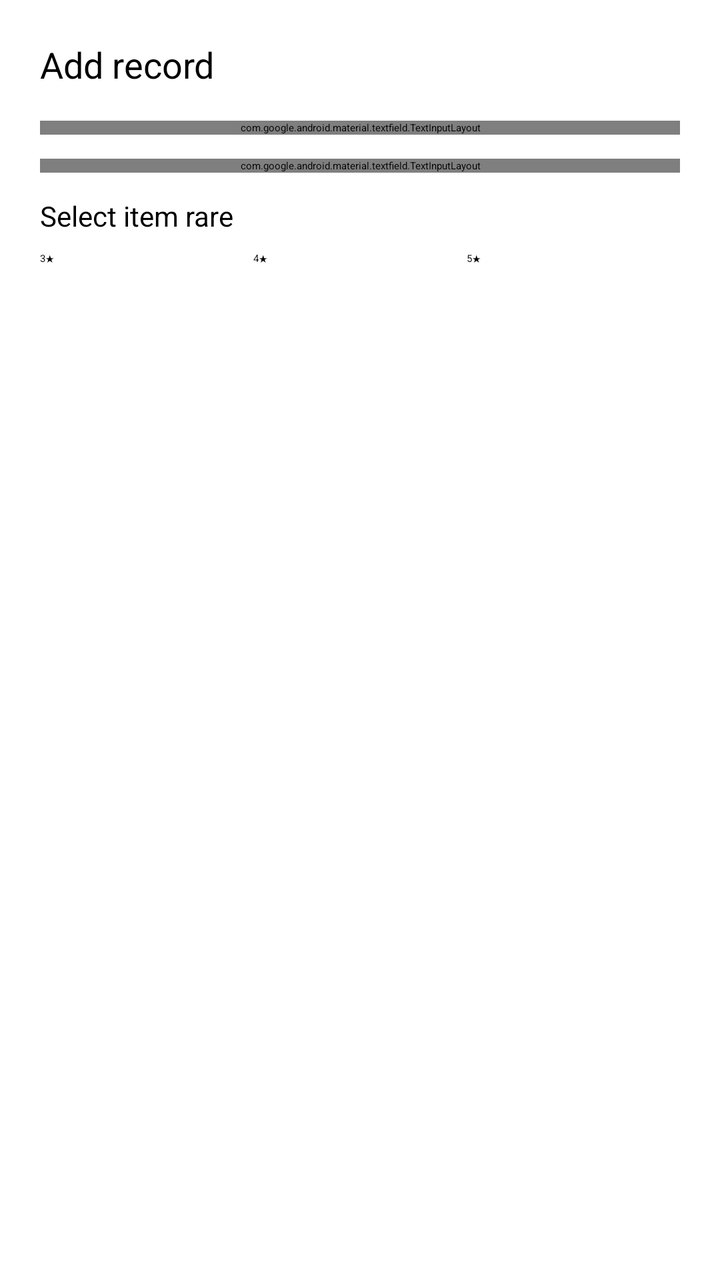
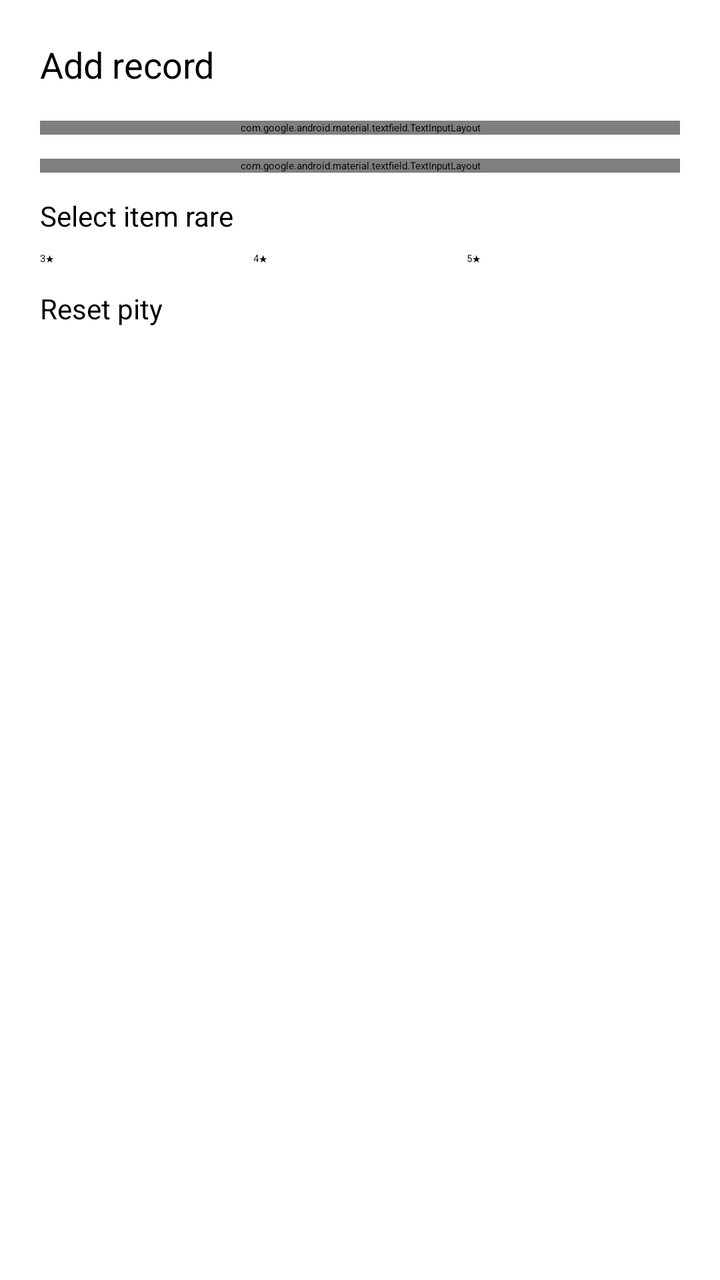

Before-and-after screenshots of an Android layout around one commit, followed by the original layout XML and the change that was made.
<!-- AndroidManifest.xml: application theme Splash.Theme.Starting -->
<!-- res/layout/dialog_edit_wish.xml -->
<?xml version="1.0" encoding="utf-8"?>
<LinearLayout xmlns:android="http://schemas.android.com/apk/res/android"
    android:layout_width="match_parent"
    android:layout_height="wrap_content"
    xmlns:app="http://schemas.android.com/apk/res-auto"
    android:orientation="vertical"
    android:padding="20dp">

    <TextView
        android:id="@+id/dialogTitle"
        android:layout_width="wrap_content"
        android:layout_height="wrap_content"
        android:layout_marginBottom="16dp"
        android:text="@string/add_pull"
        android:textSize="18sp" />

    <com.google.android.material.textfield.TextInputLayout
        android:layout_width="match_parent"
        android:layout_height="wrap_content"
        android:layout_marginBottom="12dp"
        android:hint="@string/date">

        <com.google.android.material.textfield.TextInputEditText
            android:id="@+id/editDate"
            android:layout_width="match_parent"
            android:layout_height="wrap_content"
            android:clickable="true"
            android:focusable="false"
            android:importantForAutofill="no"
            android:inputType="none" />
    </com.google.android.material.textfield.TextInputLayout>

    <com.google.android.material.textfield.TextInputLayout
        android:layout_width="match_parent"
        android:layout_height="wrap_content"
        android:layout_marginBottom="12dp"
        android:hint="@string/hint_input_content">

        <com.google.android.material.textfield.TextInputEditText
            android:id="@+id/editDropType"
            android:layout_width="match_parent"
            android:layout_height="wrap_content"
            android:importantForAutofill="no"
            android:inputType="textPersonName" />
    </com.google.android.material.textfield.TextInputLayout>

    <TextView
        android:layout_width="wrap_content"
        android:layout_height="wrap_content"
        android:text="@string/select_rare"
        android:textSize="14sp"
        android:layout_marginBottom="8dp" />

    <RadioGroup
        android:id="@+id/radioGroupRarity"
        android:layout_width="match_parent"
        android:layout_height="wrap_content"
        android:orientation="horizontal">

        <RadioButton
            android:id="@+id/radioThreeStar"
            android:layout_width="0dp"
            android:layout_height="wrap_content"
            android:layout_weight="1"
            android:text="@string/three_star"
            app:buttonTint="@color/radio_button_selector"/>

        <RadioButton
            android:id="@+id/radioFourStar"
            android:layout_width="0dp"
            android:layout_height="wrap_content"
            android:layout_weight="1"
            android:text="@string/four_star"
            app:buttonTint="@color/radio_button_selector"/>

        <RadioButton
            android:id="@+id/radioFiveStar"
            android:layout_width="0dp"
            android:layout_height="wrap_content"
            android:layout_weight="1"
            android:text="@string/five_star"
            app:buttonTint="@color/radio_button_selector"/>
    </RadioGroup>

</LinearLayout>
<!-- resources referenced by this layout -->
<resources>
  <string name="add_pull">Add record</string>
  <string name="date">Date</string>
  <string name="five_star" translatable="false">5★</string>
  <string name="four_star" translatable="false">4★</string>
  <string name="hint_input_content">Character/Weapon</string>
  <string name="select_rare">Select item rare</string>
  <string name="three_star" translatable="false">3★</string>
  <style name="Splash.Theme.Starting" parent="Theme.SplashScreen">
          <item name="windowSplashScreenBackground">@color/white</item>
          <item name="windowSplashScreenAnimatedIcon">@mipmap/ic_launcher</item>
          <item name="postSplashScreenTheme">@style/Base.Theme.GachaPoint</item>
      </style>
  <color name="white">#FFFFFFFF</color>
  <style name="Base.Theme.GachaPoint" parent="Theme.Material3.DayNight.NoActionBar">
          <item name="android:textColor">@color/black</item>
          <item name="android:windowBackground">@color/white</item>
          <item name="fontFamily">@font/genshin_font</item>
          <item name="colorOnPrimary">@color/white</item>
          <item name="itemTextColor">@drawable/bottom_navigation_text_selector</item>
          <item name="itemIconTint">@drawable/bottom_navigation_selector</item>
          <item name="materialTimePickerTheme">@style/ThemeOverlay.GachaPoint.TimePicker</item>
          <item name="bottomNavigationStyle">@style/Navigation.GachaPoint.BottomNavBar</item>
          <item name="progressBarStyle">@style/ProgressBar.GachaPoint.ProgressBar</item>
          <item name="bottomSheetStyle">@style/CalendarMenu.GachaPoint.MenuSheet</item>
          <item name="android:trackTint">@color/light_grey</item>
      </style>
  <color name="black">#FF000000</color>
  <!-- drawable bottom_navigation_text_selector (drawable-night) -->
  <?xml version="1.0" encoding="utf-8"?>
  <selector xmlns:android="http://schemas.android.com/apk/res/android">
      <item android:color="@color/white" />
  </selector>
  <!-- drawable bottom_navigation_selector (drawable) -->
  <?xml version="1.0" encoding="utf-8"?>
  <selector xmlns:android="http://schemas.android.com/apk/res/android">
      <item android:state_checked="true" android:color="@color/white" />
      <item android:color="@color/dark_grey" />
  </selector>
  <style name="Navigation.GachaPoint.BottomNavBar" parent="Widget.MaterialComponents.BottomNavigationView">
          <item name="backgroundTint">@color/white</item>
      </style>
  <style name="ProgressBar.GachaPoint.ProgressBar" parent="Widget.AppCompat.ProgressBar.Horizontal">
          <item name="android:progressTint">@color/accent</item>
          <item name="android:progressBackgroundTint">@color/white</item>
          <item name="android:minHeight">10dp</item>
      </style>
  <style name="CalendarMenu.GachaPoint.MenuSheet" parent="Theme.Design.Light.BottomSheetDialog">
          <item name="android:textColor">@color/black</item>
      </style>
  <color name="light_grey">#BCBCBC</color>
  <color name="dark_grey">#161616</color>
  <color name="accent">#032D54</color>
  <color name="check">#27517E</color>
  <style name="Typography.GachaPoint.TimePicker" parent="TextAppearance.Material3.LabelLarge">
          <item name="fontFamily">@font/genshin_font</item>
          <item name="android:fontFamily">@font/genshin_font</item>
      </style>
  <style name="TimePickerClock.GachaPoint.Clock" parent="Widget.Material3.MaterialTimePicker.Clock">
          <item name="clockNumberTextColor">@color/white</item>
      </style>
</resources>

<!-- the commit's change to res/layout/dialog_edit_wish.xml (unified diff, before → after) -->
@@ -1,8 +1,8 @@
 <?xml version="1.0" encoding="utf-8"?>
 <LinearLayout xmlns:android="http://schemas.android.com/apk/res/android"
+    xmlns:app="http://schemas.android.com/apk/res-auto"
     android:layout_width="match_parent"
     android:layout_height="wrap_content"
-    xmlns:app="http://schemas.android.com/apk/res-auto"
     android:orientation="vertical"
     android:padding="20dp">
 
@@ -47,9 +47,9 @@
     <TextView
         android:layout_width="wrap_content"
         android:layout_height="wrap_content"
+        android:layout_marginBottom="8dp"
         android:text="@string/select_rare"
-        android:textSize="14sp"
-        android:layout_marginBottom="8dp" />
+        android:textSize="14sp" />
 
     <RadioGroup
         android:id="@+id/radioGroupRarity"
@@ -82,4 +82,12 @@
             app:buttonTint="@color/radio_button_selector"/>
     </RadioGroup>
 
+    <CheckBox
+        android:id="@+id/checkResetPity"
+        android:layout_width="match_parent"
+        android:layout_height="wrap_content"
+        android:layout_marginTop="12dp"
+        android:text="@string/reset_pity"
+        android:textSize="14sp" />
+
 </LinearLayout>
<!-- resource entries referenced after the edit -->
@@ -5,6 +5,7 @@
   <string name="five_star" translatable="false">5★</string>
   <string name="four_star" translatable="false">4★</string>
   <string name="hint_input_content">Character/Weapon</string>
+  <string name="reset_pity">Reset pity</string>
   <string name="select_rare">Select item rare</string>
   <string name="three_star" translatable="false">3★</string>
   <style name="Splash.Theme.Starting" parent="Theme.SplashScreen">
